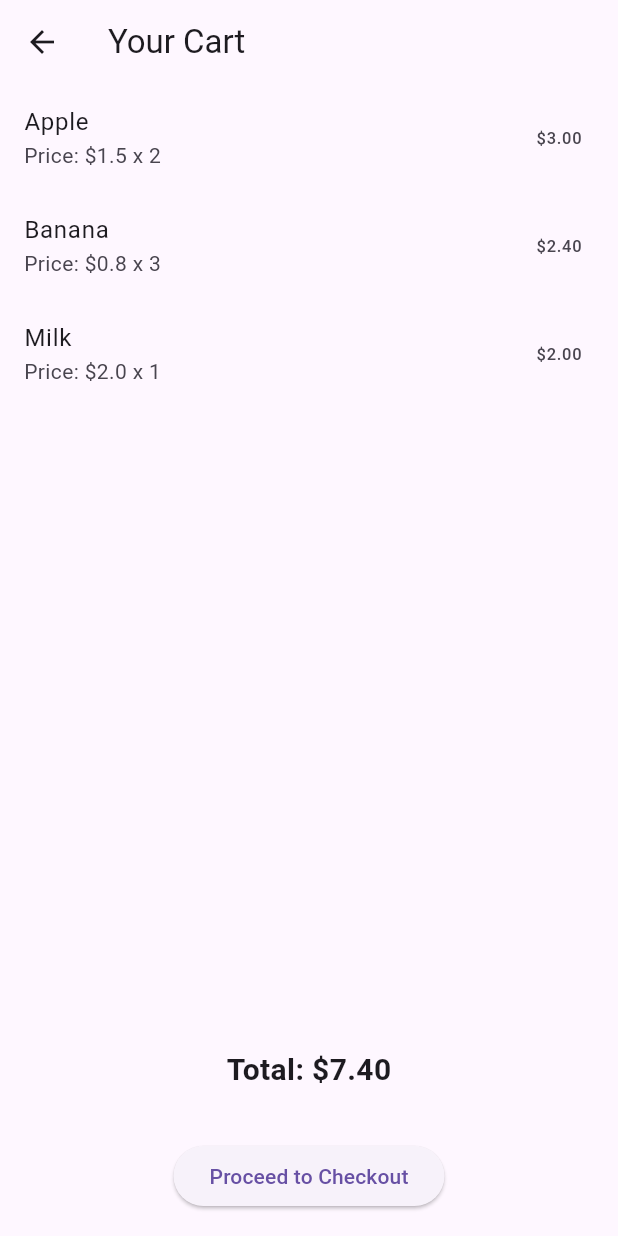
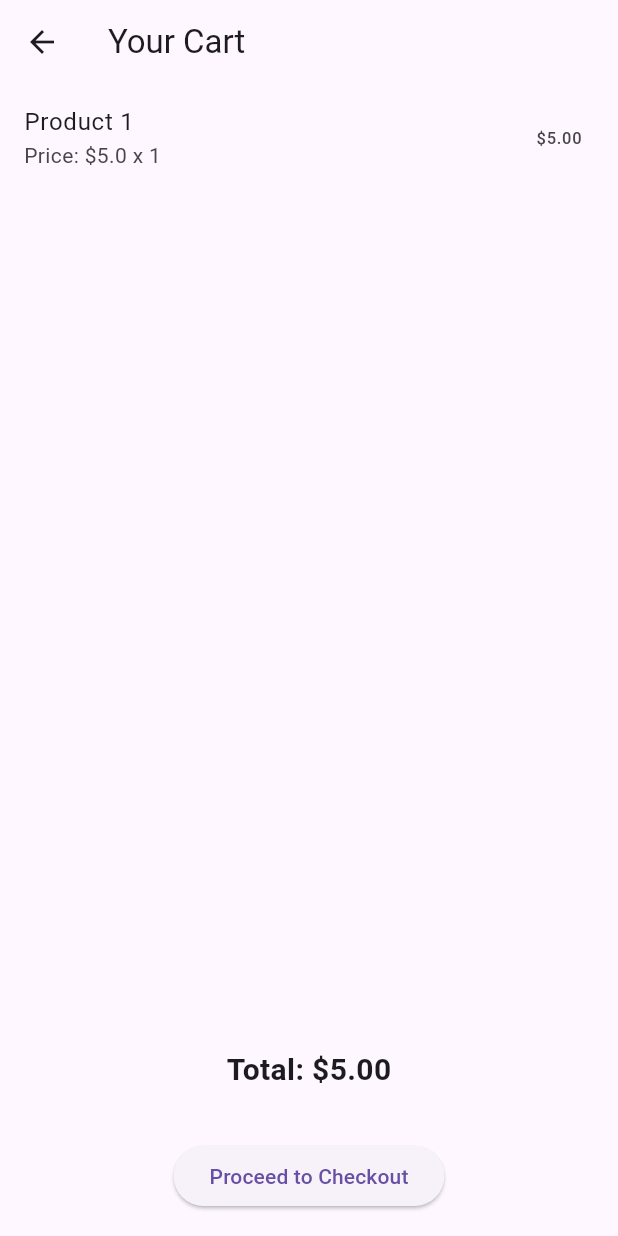
Before and after one commit to ginuraB/quikimart, a Flutter app: the ProductDetailsScreen screen opened directly with empty values, after a tap on "Add to Cart", on a phone screen of 412 x 824 dp. Run offline on Flutter 3.47's test engine with Material 3 defaults, Android fonts, the light colour scheme and no system bars.

Commit message:
7.47 commit

```diff
--- a/lib/cart_item.dart
+++ b/lib/cart_item.dart
@@ -6,7 +6,7 @@ class CartItem {
   CartItem({
     required this.name,
     required this.price,
-    this.quantity = 1,
+    required this.quantity,
   });
 
   double get totalPrice => price * quantity;
--- a/lib/cartscreen.dart
+++ b/lib/cart_screen.dart
@@ -1,22 +1,17 @@
 import 'package:flutter/material.dart';
-import 'cart_item.dart';
+import 'cart_item.dart'; // Import Cart Item Model
 
 class CartScreen extends StatelessWidget {
-  // Sample cart data, in a real app, this would come from a state management solution or database.
-  final List<CartItem> cartItems = [
-    CartItem(name: 'Apple', price: 1.5, quantity: 2),
-    CartItem(name: 'Banana', price: 0.8, quantity: 3),
-    CartItem(name: 'Milk', price: 2.0, quantity: 1),
-  ];
+  final List<CartItem> cartItems;
+
+  CartScreen({required this.cartItems});
 
   @override
   Widget build(BuildContext context) {
     double totalPrice = cartItems.fold(0.0, (sum, item) => sum + item.totalPrice);
 
     return Scaffold(
-      appBar: AppBar(
-        title: Text('Your Cart'),
-      ),
+      appBar: AppBar(title: Text('Your Cart')),
       body: Column(
         children: [
           Expanded(
--- /dev/null
+++ b/lib/cart_state.dart
@@ -0,0 +1,4 @@
+import 'cart_item.dart';
+
+// Shared cart list
+List<CartItem> globalCart = [];
--- a/lib/product_details_screen.dart
+++ b/lib/product_details_screen.dart
@@ -1,5 +1,6 @@
 import 'package:flutter/material.dart';
-import 'cartscreen.dart';
+import 'cart_screen.dart';
+import 'cart_item.dart'; // Import your CartItem model (if you haven't already)
 
 class ProductDetailsScreen extends StatelessWidget {
   final int productId; // To receive product ID
@@ -9,6 +10,9 @@ class ProductDetailsScreen extends StatelessWidget {
 
   @override
   Widget build(BuildContext context) {
+    // Example cartItems list for this screen
+    List<CartItem> cartItems = [];
+
     return Scaffold(
       appBar: AppBar(
         title: Text('Product Details'),
@@ -34,10 +38,15 @@ class ProductDetailsScreen extends StatelessWidget {
             Spacer(),
             ElevatedButton(
               onPressed: () {
-                // Navigate to Cart Screen when "Add to Cart" is pressed
+                // Add the product to the cart (example)
+                cartItems.add(CartItem(name: 'Product ${productId + 1}', price: (productId + 1) * 5, quantity: 1));
+
+                // Navigate to Cart Screen and pass cartItems
                 Navigator.push(
                   context,
-                  MaterialPageRoute(builder: (context) => CartScreen()),
+                  MaterialPageRoute(
+                    builder: (context) => CartScreen(cartItems: cartItems), // Pass cartItems here
+                  ),
                 );
               },
               child: Text('Add to Cart'),
```
Also changed, not shown: lib/product_list_screen.dart (+22 -5 lines).
